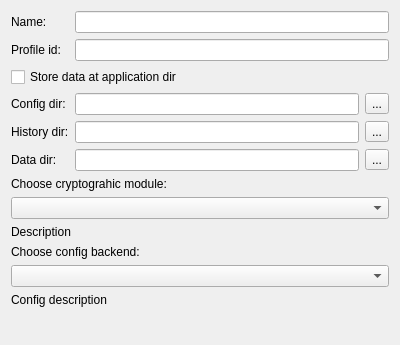
Before: the Qt Designer form src/profilecreationpage.ui in euroelessar/qutim, drawn with Qt 5.
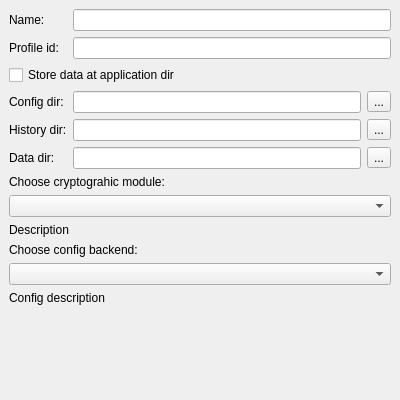
After: the same form once the commit is applied.

Commit message: scrollArea for profile creation page

Patch:
```diff
--- a/src/profilecreationpage.ui
+++ b/src/profilecreationpage.ui
@@ -7,12 +7,33 @@
     <x>0</x>
     <y>0</y>
     <width>400</width>
-    <height>345</height>
+    <height>400</height>
    </rect>
   </property>
   <property name="windowTitle">
    <string>WizardPage</string>
   </property>
+  <layout class="QVBoxLayout" name="scrollAreaLayout">
+   <property name="margin">
+    <number>0</number>
+   </property>
+   <item>
+    <widget class="QScrollArea" name="scrollArea">
+     <property name="frameShape">
+      <enum>QFrame::NoFrame</enum>
+     </property>
+     <property name="widgetResizable">
+      <bool>true</bool>
+     </property>
+     <widget class="QWidget" name="scrollAreaWidgetContents">
+      <property name="geometry">
+       <rect>
+        <x>0</x>
+        <y>0</y>
+        <width>400</width>
+        <height>394</height>
+       </rect>
+      </property>
   <layout class="QFormLayout" name="formLayout">
    <item row="0" column="0">
     <widget class="QLabel" name="label">
@@ -150,6 +171,10 @@
      <property name="wordWrap">
       <bool>true</bool>
      </property>
+        </widget>
+       </item>
+      </layout>
+     </widget>
     </widget>
    </item>
   </layout>
```
Lines whose indentation alone changed are shown as unchanged.
